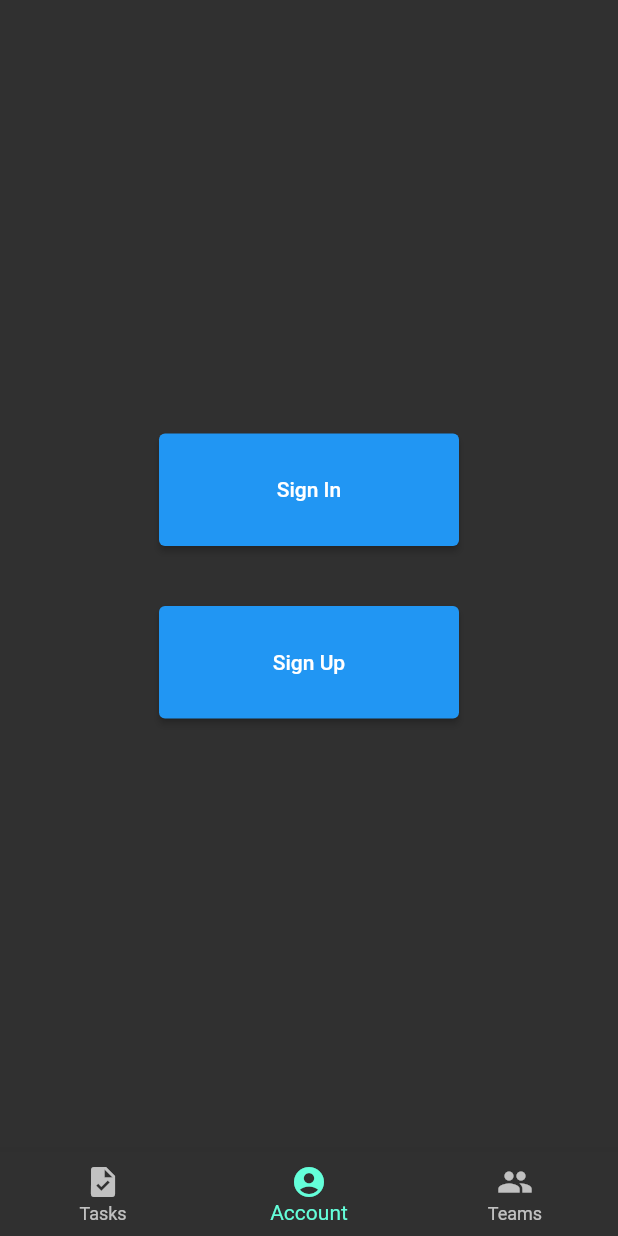
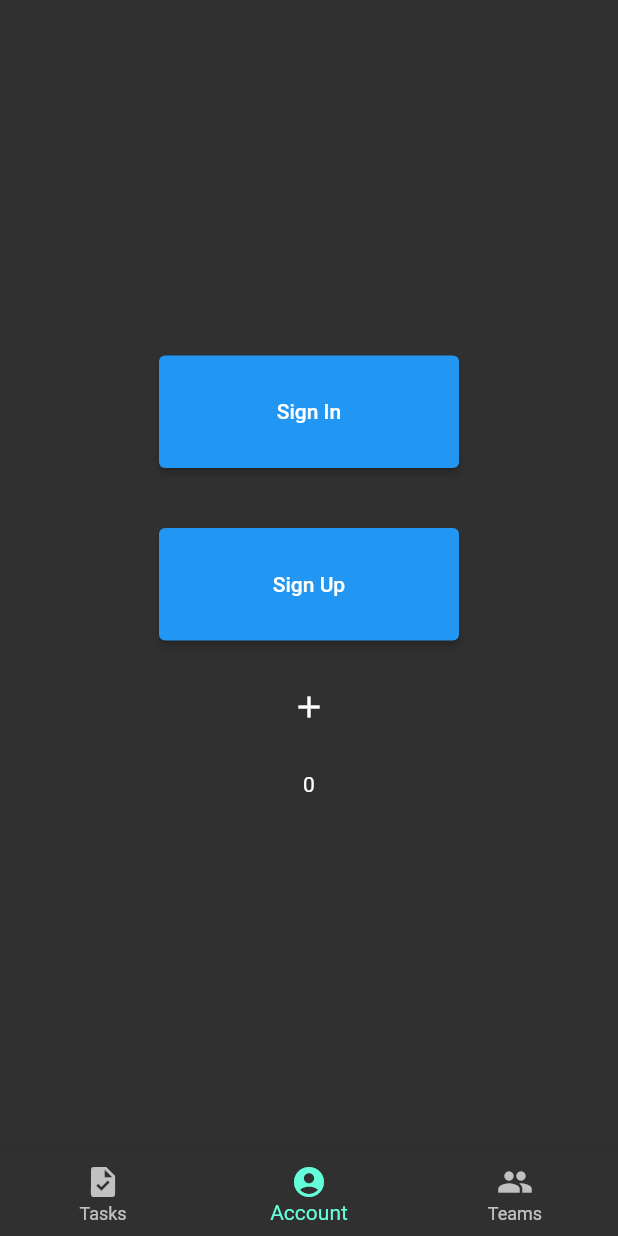
Before and after one commit to TD-Academy/Elf-Hearts-Mobile, a Flutter app: the screen it shows after launch, item 2 of the bottom bar chosen, on a phone screen of 412 x 824 dp. Run offline on Flutter 3.47's test engine with Material 2 defaults, Android fonts, the phone set to English and light mode, and no system bars; our stand-ins replace google_fonts.

Commit message:
created counter to see if page history is reseting

```diff
--- a/lib/components/accountPage.dart
+++ b/lib/components/accountPage.dart
@@ -8,6 +8,14 @@ class AccountPage extends StatefulWidget {
 }
 
 class _AccountPageState extends State<AccountPage> {
+  int _counter = 0;
+
+  void addCount() {
+    setState(() {
+      _counter++;
+    });
+  }
+
   @override
   Widget build(BuildContext context) {
     return Column(
@@ -34,6 +42,13 @@ class _AccountPageState extends State<AccountPage> {
             },
           ),
         ),
+        const Padding(padding: EdgeInsets.fromLTRB(0, 20, 0, 0)),
+        IconButton(
+          onPressed: addCount,
+          icon: const Icon(Icons.add),
+        ),
+        const Padding(padding: EdgeInsets.fromLTRB(0, 20, 0, 0)),
+        Text(_counter.toString())
       ],
     );
   }
```
